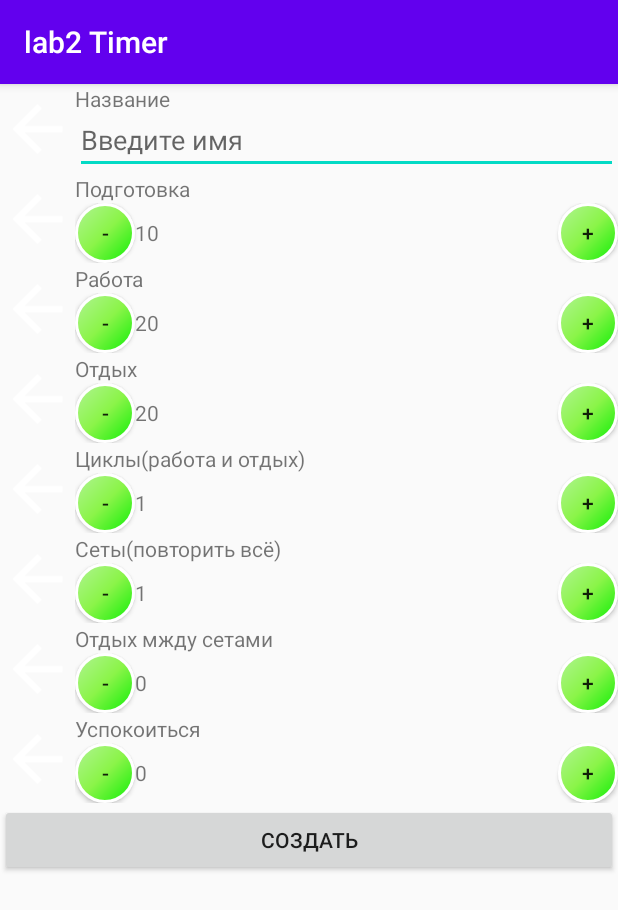
After one commit to KlimKa20/PPO_Timer, an Android app: the WorkoutActivity screen opened directly, with no data from a screen before it, on a phone screen of 412 x 824 dp. The commit adds this screen. Shown: the top 910 px of the screen. Run offline under Robolectric (Android 15) with nearby library versions, the phone set to English and light mode, and no system bars; 1 statement that could not run was skipped.

Commit message:
Added an addition to the database. Adding an intent. Adjustment of the output database

```diff
--- a/app/src/main/AndroidManifest.xml
+++ b/app/src/main/AndroidManifest.xml
@@ -9,8 +9,8 @@
         android:roundIcon="@mipmap/ic_launcher_round"
         android:supportsRtl="true"
         android:theme="@style/AppTheme">
-        <activity android:name=".WorkoutActivity"></activity>
-        <activity android:name=".MainActivity">
+        <activity android:name=".Activity.WorkoutActivity"></activity>
+        <activity android:name=".Activity.MainActivity">
             <intent-filter>
                 <action android:name="android.intent.action.MAIN" />
 
--- /dev/null
+++ b/app/src/main/java/by/bsuir/ppo_timer/Activity/MainActivity.java
@@ -0,0 +1,57 @@
+package by.bsuir.ppo_timer.Activity;
+
+import androidx.appcompat.app.AppCompatActivity;
+import androidx.lifecycle.ViewModelProviders;
+
+import android.content.Intent;
+import android.os.Bundle;
+import android.view.View;
+import android.widget.Button;
+import android.widget.ListView;
+
+import java.util.ArrayList;
+import java.util.List;
+
+import by.bsuir.ppo_timer.Model.Workout;
+import by.bsuir.ppo_timer.R;
+import by.bsuir.ppo_timer.ViewModel.DBViewModel;
+import by.bsuir.ppo_timer.WorkoutAdapter;
+
+public class MainActivity extends AppCompatActivity implements View.OnClickListener {
+
+    DBViewModel mViewModel;
+    List<Workout> workouts = new ArrayList<>();
+    ListView workoutList;
+
+    @Override
+    protected void onCreate(Bundle savedInstanceState) {
+        super.onCreate(savedInstanceState);
+
+        setContentView(R.layout.activity_main);
+        mViewModel = ViewModelProviders.of(this).get(DBViewModel.class);
+        ((Button)findViewById(R.id.NewWorkout)).setOnClickListener(this);
+    }
+
+    @Override
+    protected void onStart() {
+        super.onStart();
+
+        mViewModel.ReadFieldsFromDataBase(workouts);
+        workoutList = (ListView) findViewById(R.id.Workoutlist);
+        WorkoutAdapter workoutAdapter = new WorkoutAdapter(this, R.layout.list_item, workouts);
+        workoutList.setAdapter(workoutAdapter);
+    }
+
+    @Override
+    public void onClick(View v) {
+
+        switch (v.getId()) {
+            case R.id.NewWorkout:
+                Intent intent = new Intent(this, WorkoutActivity.class);
+                startActivity(intent);
+                break;
+        }
+    }
+
+
+}
--- /dev/null
+++ b/app/src/main/java/by/bsuir/ppo_timer/Activity/WorkoutActivity.java
@@ -0,0 +1,42 @@
+package by.bsuir.ppo_timer.Activity;
+
+import android.os.Bundle;
+import android.view.View;
+import android.widget.TextView;
+
+import androidx.appcompat.app.AppCompatActivity;
+import androidx.lifecycle.ViewModelProviders;
+
+import by.bsuir.ppo_timer.R;
+import by.bsuir.ppo_timer.ViewModel.CreateWorkoutViewModel;
+import by.bsuir.ppo_timer.ViewModel.DBViewModel;
+
+public class WorkoutActivity extends AppCompatActivity  implements View.OnClickListener {
+
+    CreateWorkoutViewModel createWorkoutViewModel;
+    DBViewModel mViewModel;
+    @Override
+    protected void onCreate(Bundle savedInstanceState) {
+        super.onCreate(savedInstanceState);
+        setContentView(R.layout.activity_workout);
+        mViewModel = ViewModelProviders.of(this).get(DBViewModel.class);
+        createWorkoutViewModel = ViewModelProviders.of(this).get(CreateWorkoutViewModel.class);
+    }
+
+    @Override
+    public void onClick(View v) {
+        switch (v.getId()) {
+            case R.id.CreateWorkoutButton:
+                String ee = ((TextView)findViewById(R.id.NameTextViewEditText)).getText().toString();
+                String ee1 = ((TextView)findViewById(R.id.PreparationTextViewEditText)).getText().toString();
+                String ee2 = ((TextView)findViewById(R.id.WorkTextViewEditText)).getText().toString();
+                String ee3 = ((TextView)findViewById(R.id.RestTextViewEditText)).getText().toString();
+                String ee4 = ((TextView)findViewById(R.id.CycleTextViewEditText)).getText().toString();
+                String ee5 = ((TextView)findViewById(R.id.SetTextViewEditText)).getText().toString();
+                String ee6 = ((TextView)findViewById(R.id.TimeOfRestBetweenSetTextViewEditText)).getText().toString();
+                String ee7 = ((TextView)findViewById(R.id.TimeOfFinalRestTextViewEditText)).getText().toString();
+                mViewModel.AddFieldToDataBase(ee,ee1,ee2,ee3,ee4,ee5,ee6,ee7);
+                break;
+        }
+    }
+}
--- a/app/src/main/java/by/bsuir/ppo_timer/MainActivity.java
+++ /dev/null
@@ -1,42 +0,0 @@
-package by.bsuir.ppo_timer;
-
-import androidx.annotation.Nullable;
-import androidx.appcompat.app.AppCompatActivity;
-import androidx.fragment.app.FragmentActivity;
-import androidx.lifecycle.ViewModelProviders;
-
-import android.os.Bundle;
-import android.view.View;
-import android.widget.AdapterView;
-import android.widget.ListView;
-import android.widget.Toast;
-
-import java.util.ArrayList;
-import java.util.List;
-
-public class MainActivity extends AppCompatActivity {
-
-    WorkoutViewModel mViewModel;
-    List<Workout> workouts = new ArrayList<>();
-
-    ListView workoutList;
-
-    private void setInitialData() {
-        mViewModel.ReadFieldsFromDataBase(workouts);
-
-    }
-
-    @Override
-    protected void onCreate(Bundle savedInstanceState) {
-        super.onCreate(savedInstanceState);
-        setContentView(R.layout.activity_main);
-        mViewModel = ViewModelProviders.of(this).get(WorkoutViewModel.class);
-        setInitialData();
-
-        workoutList = (ListView) findViewById(R.id.Workoutlist);
-        WorkoutAdapter workoutAdapter = new WorkoutAdapter(this, R.layout.list_item, workouts);
-        workoutList.setAdapter(workoutAdapter);
-
-
-    }
-}
--- a/app/src/main/java/by/bsuir/ppo_timer/Workout.java
+++ b/app/src/main/java/by/bsuir/ppo_timer/Model/Workout.java
@@ -1,4 +1,4 @@
-package by.bsuir.ppo_timer;
+package by.bsuir.ppo_timer.Model;
 
 public class Workout {
     private String Name;
--- a/app/src/main/java/by/bsuir/ppo_timer/WorkoutViewModel.java
+++ b/app/src/main/java/by/bsuir/ppo_timer/ViewModel/DBViewModel.java
@@ -1,4 +1,4 @@
-package by.bsuir.ppo_timer;
+package by.bsuir.ppo_timer.ViewModel;
 
 import android.app.Application;
 import android.content.ContentValues;
@@ -10,19 +10,22 @@ import androidx.lifecycle.AndroidViewModel;
 
 import java.util.List;
 
-public class WorkoutViewModel extends AndroidViewModel {
+import by.bsuir.ppo_timer.DBHelper;
+import by.bsuir.ppo_timer.Model.Workout;
 
-    DBHelper dbHelper;
+public class DBViewModel extends AndroidViewModel {
 
-    public WorkoutViewModel(@NonNull Application application) {
+    private DBHelper dbHelper;
+
+    public DBViewModel(@NonNull Application application) {
         super(application);
         dbHelper = new DBHelper(getApplication());
     }
 
-    public void AddFieldToDataBase(String Name, int TimeOfPreparation,
-                                   int TimeOfWork, int TimeOfRest,
-                                   int CountOfCycles, int CountOfSets,
-                                   int TimeOfRestBetweenSet, int TimeOfFinalRest) {
+    public void AddFieldToDataBase(String Name, String TimeOfPreparation,
+                                   String TimeOfWork, String TimeOfRest,
+                                   String CountOfCycles, String CountOfSets,
+                                   String TimeOfRestBetweenSet, String TimeOfFinalRest) {
         ContentValues cv = new ContentValues();
         // подключаемся к БД
         SQLiteDatabase db = dbHelper.getWritableDatabase();
--- a/app/src/main/java/by/bsuir/ppo_timer/WorkoutAdapter.java
+++ b/app/src/main/java/by/bsuir/ppo_timer/WorkoutAdapter.java
@@ -8,6 +8,8 @@ import android.widget.ArrayAdapter;
 import android.widget.TextView;
 
 import java.util.List;
+
+import by.bsuir.ppo_timer.Model.Workout;
 
 public class WorkoutAdapter extends ArrayAdapter<Workout> {
 
--- a/app/src/main/res/layout/activity_main.xml
+++ b/app/src/main/res/layout/activity_main.xml
@@ -19,7 +19,7 @@
     </LinearLayout>
 
     <Button
-        android:id="@+id/button"
+        android:id="@+id/NewWorkout"
         android:layout_width="60dp"
         android:layout_height="60dp"
         android:background="@drawable/oval_button"
--- /dev/null
+++ b/app/src/main/res/layout/activity_workout.xml
@@ -0,0 +1,442 @@
+<?xml version="1.0" encoding="utf-8"?>
+<LinearLayout xmlns:android="http://schemas.android.com/apk/res/android"
+    xmlns:app="http://schemas.android.com/apk/res-auto"
+    xmlns:tools="http://schemas.android.com/tools"
+    android:layout_width="fill_parent"
+    android:layout_height="fill_parent"
+    android:orientation="vertical">
+
+
+    <LinearLayout
+        android:layout_width="match_parent"
+        android:layout_height="wrap_content"
+        android:orientation="horizontal">
+
+        <ImageView
+            android:id="@+id/NameImageView"
+            android:layout_width="100dp"
+            android:layout_height="60dp"
+            android:layout_weight="1"
+            app:srcCompat="@drawable/abc_vector_test" />
+
+        <LinearLayout
+            android:layout_width="match_parent"
+            android:layout_height="match_parent"
+            android:layout_weight="1"
+            android:orientation="vertical">
+
+            <TextView
+                android:id="@+id/NameTextView"
+                android:layout_width="match_parent"
+                android:layout_height="wrap_content"
+                android:text="@string/Name" />
+
+            <EditText
+                android:id="@+id/NameTextViewEditText"
+                android:layout_width="match_parent"
+                android:layout_height="wrap_content"
+                android:hint="@string/NameTextView" />
+        </LinearLayout>
+    </LinearLayout>
+
+    <LinearLayout
+        android:layout_width="match_parent"
+        android:layout_height="wrap_content"
+        android:orientation="horizontal">
+
+        <ImageView
+            android:id="@+id/PreparationImageView"
+            android:layout_width="100dp"
+            android:layout_height="60dp"
+            android:layout_weight="1"
+            app:srcCompat="@drawable/abc_vector_test" />
+
+        <LinearLayout
+            android:layout_width="match_parent"
+            android:layout_height="wrap_content"
+            android:layout_weight="1"
+            android:orientation="vertical">
+
+            <TextView
+                android:id="@+id/PreparationTextView"
+                android:layout_width="match_parent"
+                android:layout_height="wrap_content"
+                android:text="@string/Preparation" />
+
+            <LinearLayout
+                android:layout_width="wrap_content"
+                android:layout_height="wrap_content"
+                android:orientation="horizontal">
+
+
+                <Button
+                    android:id="@+id/PreparationButtonMinus"
+                    android:layout_width="40dp"
+                    android:layout_height="40dp"
+                    android:layout_weight="1"
+                    android:background="@drawable/oval_button"
+                    android:text="-" />
+                <TextView
+                    android:id="@+id/PreparationTextViewEditText"
+                    android:layout_width="282dp"
+                    android:layout_height="wrap_content"
+                    android:layout_weight="1"
+                    android:text="@string/PreparationTextView" />
+
+
+                <Button
+                    android:id="@+id/PreparationButtonPlus"
+                    android:layout_width="40dp"
+                    android:layout_height="40dp"
+                    android:layout_weight="1"
+                    android:background="@drawable/oval_button"
+                    android:text="+" />
+
+            </LinearLayout>
+        </LinearLayout>
+    </LinearLayout>
+
+    <LinearLayout
+        android:layout_width="match_parent"
+        android:layout_height="wrap_content"
+        android:orientation="horizontal">
+
+        <ImageView
+            android:id="@+id/WorkImageView"
+            android:layout_width="100dp"
+            android:layout_height="60dp"
+            android:layout_weight="1"
+            app:srcCompat="@drawable/abc_vector_test" />
+
+        <LinearLayout
+            android:layout_width="match_parent"
+            android:layout_height="wrap_content"
+            android:layout_weight="1"
+            android:orientation="vertical">
+
+            <TextView
+                android:id="@+id/WorkTextView"
+                android:layout_width="match_parent"
+                android:layout_height="wrap_content"
+                android:text="@string/Work" />
+
+            <LinearLayout
+                android:layout_width="wrap_content"
+                android:layout_height="wrap_content"
+                android:orientation="horizontal">
+
+
+                <Button
+                    android:id="@+id/WorkButtonMinus"
+                    android:layout_width="40dp"
+                    android:layout_height="40dp"
+                    android:layout_weight="1"
+                    android:background="@drawable/oval_button"
+                    android:text="-" />
+
+                <TextView
+                    android:id="@+id/WorkTextViewEditText"
+                    android:layout_width="282dp"
+                    android:layout_height="wrap_content"
+                    android:layout_weight="1"
+                    android:text="@string/WorkTextView" />
+
+                <Button
+                    android:id="@+id/WorkButtonPlus"
+                    android:layout_width="40dp"
+                    android:layout_height="40dp"
+                    android:layout_weight="1"
+                    android:background="@drawable/oval_button"
+                    android:text="+" />
+
+            </LinearLayout>
+        </LinearLayout>
+    </LinearLayout>
+
+    <LinearLayout
+        android:layout_width="match_parent"
+        android:layout_height="wrap_content"
+        android:orientation="horizontal">
+
+        <ImageView
+            android:id="@+id/RestImageView"
+            android:layout_width="100dp"
+            android:layout_height="60dp"
+            android:layout_weight="1"
+            app:srcCompat="@drawable/abc_vector_test" />
+
+        <LinearLayout
+            android:layout_width="match_parent"
+            android:layout_height="wrap_content"
+            android:layout_weight="1"
+            android:orientation="vertical">
+
+            <TextView
+                android:id="@+id/RestTextView"
+                android:layout_width="match_parent"
+                android:layout_height="wrap_content"
+                android:text="@string/Rest" />
+
+            <LinearLayout
+                android:layout_width="wrap_content"
+                android:layout_height="wrap_content"
+                android:orientation="horizontal">
+
+
+                <Button
+                    android:id="@+id/RestButtonMinus"
+                    android:layout_width="40dp"
+                    android:layout_height="40dp"
+                    android:layout_weight="1"
+                    android:background="@drawable/oval_button"
+                    android:text="-" />
+
+                <TextView
+                    android:id="@+id/RestTextViewEditText"
+                    android:layout_width="282dp"
+                    android:layout_height="wrap_content"
+                    android:layout_weight="1"
+                    android:text="@string/RestTextView" />
+
+                <Button
+                    android:id="@+id/RestButtonPlus"
+                    android:layout_width="40dp"
+                    android:layout_height="40dp"
+                    android:layout_weight="1"
+                    android:background="@drawable/oval_button"
+                    android:text="+" />
+            </LinearLayout>
+        </LinearLayout>
+    </LinearLayout>
+
+    <LinearLayout
+        android:layout_width="match_parent"
+        android:layout_height="wrap_content"
+        android:orientation="horizontal">
+
+        <ImageView
+            android:id="@+id/CycleImageView"
+            android:layout_width="100dp"
+            android:layout_height="60dp"
+            android:layout_weight="1"
+            app:srcCompat="@drawable/abc_vector_test" />
+
+        <LinearLayout
+            android:layout_width="match_parent"
+            android:layout_height="wrap_content"
+            android:layout_weight="1"
+            android:orientation="vertical">
+
+            <TextView
+                android:id="@+id/CycleTextView"
+                android:layout_width="match_parent"
+                android:layout_height="wrap_content"
+                android:text="@string/Cycle" />
+
+            <LinearLayout
+                android:layout_width="wrap_content"
+                android:layout_height="wrap_content"
+                android:orientation="horizontal">
+
+
+                <Button
+                    android:id="@+id/CycleButtonMinus"
+                    android:layout_width="40dp"
+                    android:layout_height="40dp"
+                    android:layout_weight="1"
+                    android:background="@drawable/oval_button"
+                    android:text="-" />
+
+                <TextView
+                    android:id="@+id/CycleTextViewEditText"
+                    android:layout_width="282dp"
+                    android:layout_height="wrap_content"
+                    android:layout_weight="1"
+                    android:text="@string/CycleTextView" />
+
+                <Button
+                    android:id="@+id/CycleButtonPlus"
+                    android:layout_width="40dp"
+                    android:layout_height="40dp"
+                    android:layout_weight="1"
+                    android:background="@drawable/oval_button"
+                    android:text="+" />
+            </LinearLayout>
+        </LinearLayout>
+    </LinearLayout>
+
+    <LinearLayout
+        android:layout_width="match_parent"
+        android:layout_height="wrap_content"
+        android:orientation="horizontal">
+
+        <ImageView
+            android:id="@+id/SetImageView"
+            android:layout_width="100dp"
+            android:layout_height="60dp"
+            android:layout_weight="1"
+            app:srcCompat="@drawable/abc_vector_test" />
+
+        <LinearLayout
+            android:layout_width="match_parent"
+            android:layout_height="wrap_content"
+            android:layout_weight="1"
+            android:orientation="vertical">
+
+            <TextView
+                android:id="@+id/SetTextView"
+                android:layout_width="match_parent"
+                android:layout_height="wrap_content"
+                android:text="@string/Set" />
+
+            <LinearLayout
+                android:layout_width="wrap_content"
+                android:layout_height="wrap_content"
+                android:orientation="horizontal">
+
+
+                <Button
+                    android:id="@+id/SetButtonMinus"
+                    android:layout_width="40dp"
+                    android:layout_height="40dp"
+                    android:layout_weight="1"
+                    android:background="@drawable/oval_button"
+                    android:text="-" />
+
+                <TextView
+                    android:id="@+id/SetTextViewEditText"
+                    android:layout_width="282dp"
+                    android:layout_height="wrap_content"
+                    android:layout_weight="1"
+                    android:text="@string/SetTextView" />
+
+                <Button
+                    android:id="@+id/SetButtonPlus"
+                    android:layout_width="40dp"
+                    android:layout_height="40dp"
+                    android:layout_weight="1"
+                    android:background="@drawable/oval_button"
+                    android:text="+" />
+            </LinearLayout>
+        </LinearLayout>
+    </LinearLayout>
+
+    <LinearLayout
+        android:layout_width="match_parent"
+        android:layout_height="wrap_content"
+        android:orientation="horizontal">
+
+        <ImageView
+            android:id="@+id/TimeOfRestBetweenSetImageView"
+            android:layout_width="100dp"
+            android:layout_height="60dp"
+            android:layout_weight="1"
+            app:srcCompat="@drawable/abc_vector_test" />
+
+        <LinearLayout
+            android:layout_width="match_parent"
+            android:layout_height="wrap_content"
+            android:layout_weight="1"
+            android:orientation="vertical">
+
+            <TextView
+                android:id="@+id/TimeOfRestBetweenSetTextView"
+                android:layout_width="match_parent"
+                android:layout_height="wrap_content"
+                android:text="@string/TimeOfRestBetweenSet" />
+
+            <LinearLayout
+                android:layout_width="wrap_content"
+                android:layout_height="wrap_content"
+                android:orientation="horizontal">
+
+
+                <Button
+                    android:id="@+id/TimeOfRestBetweenSetButtonMinus"
+                    android:layout_width="40dp"
+                    android:layout_height="40dp"
+                    android:layout_weight="1"
+                    android:background="@drawable/oval_button"
+                    android:text="-" />
+
+                <TextView
+                    android:id="@+id/TimeOfRestBetweenSetTextViewEditText"
+                    android:layout_width="282dp"
+                    android:layout_height="wrap_content"
+                    android:layout_weight="1"
+                    android:text="@string/TimeOfRestBetweenSetTextView" />
+
+                <Button
+                    android:id="@+id/TimeOfRestBetweenSetButtonPlus"
+                    android:layout_width="40dp"
+                    android:layout_height="40dp"
+                    android:layout_weight="1"
+                    android:background="@drawable/oval_button"
+                    android:text="+" />
+            </LinearLayout>
+        </LinearLayout>
+    </LinearLayout>
+
+    <LinearLayout
+        android:layout_width="match_parent"
+        android:layout_height="wrap_content"
+        android:orientation="horizontal">
+
+        <ImageView
+            android:id="@+id/TimeOfFinalRestImageView"
+            android:layout_width="100dp"
+            android:layout_height="60dp"
+            android:layout_weight="1"
+            app:srcCompat="@drawable/abc_vector_test" />
+
+        <LinearLayout
+            android:layout_width="match_parent"
+            android:layout_height="wrap_content"
+            android:layout_weight="1"
+            android:orientation="vertical">
+
+            <TextView
+                android:id="@+id/TimeOfFinalRestTextView"
+                android:layout_width="match_parent"
+                android:layout_height="wrap_content"
+                android:text="@string/TimeOfFinalRest" />
+
+            <LinearLayout
+                android:layout_width="wrap_content"
+                android:layout_height="wrap_content"
+                android:orientation="horizontal">
+
+
+                <Button
+                    android:id="@+id/TimeOfFinalRestButtonMinus"
+                    android:layout_width="40dp"
+                    android:layout_height="40dp"
+                    android:layout_weight="1"
+                    android:background="@drawable/oval_button"
+                    android:text="-" />
+
+                <TextView
+                    android:id="@+id/TimeOfFinalRestTextViewEditText"
+                    android:layout_width="282dp"
+                    android:layout_height="wrap_content"
+                    android:layout_weight="1"
+                    android:text="@string/TimeOfFinalRestTextView" />
+
+                <Button
+                    android:id="@+id/TimeOfFinalRestButtonPlus"
+                    android:layout_width="40dp"
+                    android:layout_height="40dp"
+                    android:layout_weight="1"
+                    android:background="@drawable/oval_button"
+                    android:text="+" />
+            </LinearLayout>
+        </LinearLayout>
+    </LinearLayout>
+
+    <Button
+        android:id="@+id/CreateWorkoutButton"
+        android:layout_width="match_parent"
+        android:layout_height="wrap_content"
+        android:onClick="onClick"
+        android:text="Создать" />
+</LinearLayout>
--- a/app/src/main/res/layout/fragment_list.xml
+++ /dev/null
@@ -1,24 +0,0 @@
-<?xml version="1.0" encoding="utf-8"?>
-<LinearLayout
-    xmlns:android="http://schemas.android.com/apk/res/android"
-    android:layout_width="match_parent"
-    android:layout_height="match_parent"
-    android:orientation="vertical">
-<!--    <TextView-->
-<!--        android:layout_width="wrap_content"-->
-<!--        android:layout_height="wrap_content"-->
-<!--        android:text="@string/number_list">-->
-<!--    </TextView>-->
-<!--    <ListView-->
-<!--        android:id="@+id/Workoutlist"-->
-<!--        android:layout_width="match_parent"-->
-<!--        android:layout_height="match_parent">-->
-<!--    </ListView>-->
-<!--    <TextView-->
-<!--        android:id="@id/android:empty"-->
-<!--        android:layout_width="match_parent"-->
-<!--        android:layout_height="match_parent"-->
-<!--        android:gravity="center"-->
-<!--        android:text="@string/empty">-->
-<!--    </TextView>-->
-</LinearLayout>
--- a/app/src/main/res/values/strings.xml
+++ b/app/src/main/res/values/strings.xml
@@ -4,4 +4,20 @@
     <string name="hello_blank_fragment">Hello blank fragment</string>
     <string name="number_list">Список чисел</string>
     <string name="empty">Нет данных</string>
+    <string name="Preparation">Подготовка</string>
+    <string name="PreparationTextView">10</string>
+    <string name="Name">Название</string>
+    <string name="NameTextView">Введите имя</string>
+    <string name="Work">Работа</string>
+    <string name="WorkTextView">20</string>
+    <string name="Rest">Отдых</string>
+    <string name="RestTextView">20</string>
+    <string name="Cycle">Циклы(работа и отдых)</string>
+    <string name="CycleTextView">1</string>
+    <string name="Set">Сеты(повторить всё)</string>
+    <string name="SetTextView">1</string>
+    <string name="TimeOfRestBetweenSet">Отдых мжду сетами</string>
+    <string name="TimeOfRestBetweenSetTextView">0</string>
+    <string name="TimeOfFinalRest">Успокоиться</string>
+    <string name="TimeOfFinalRestTextView">0</string>
 </resources>
```
